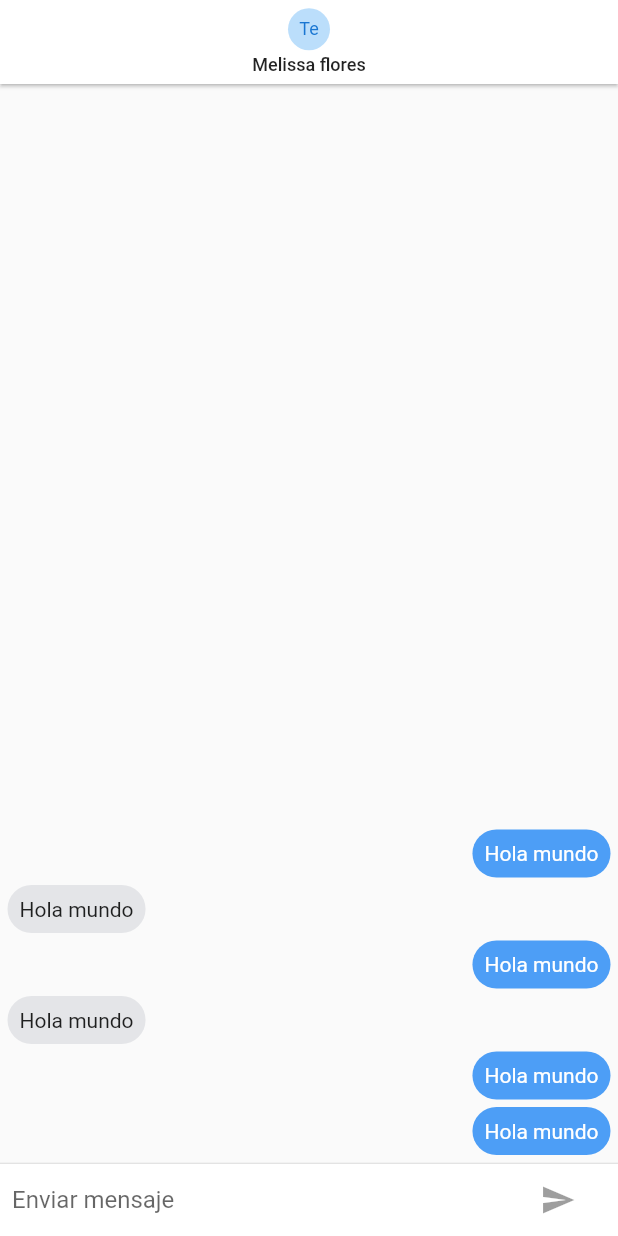
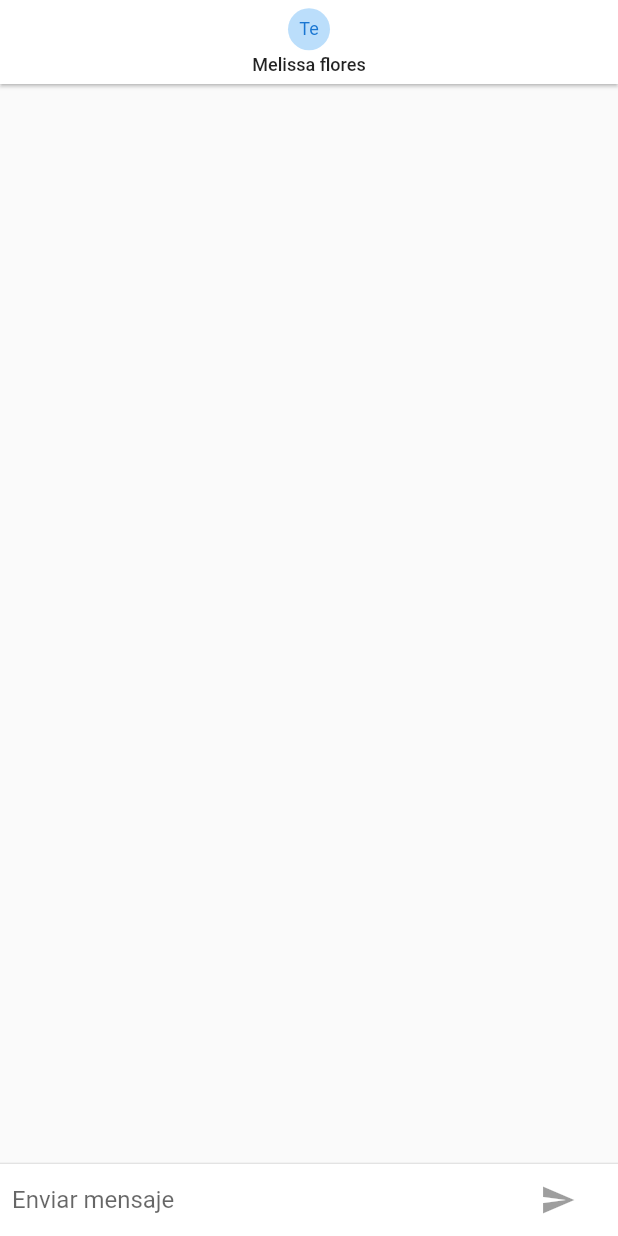
Before and after one commit to michaelrondon27/curso_flutter_avanzado, a Flutter app: the screen it shows after launch, on a phone screen of 412 x 824 dp. Run offline on Flutter 3.47's test engine with Material 2 defaults, Android fonts, the phone set to English and light mode, and no system bars; our stand-ins replace pie_chart, pull_to_refresh, socket_io_client.

Commit message:
67. Animaciones de los mensajes

```diff
--- a/chat/lib/pages/chat_page.dart
+++ b/chat/lib/pages/chat_page.dart
@@ -10,20 +10,13 @@ class ChatPage extends StatefulWidget {
   _ChatPageState createState() => _ChatPageState();
 }
 
-class _ChatPageState extends State<ChatPage> {
+class _ChatPageState extends State<ChatPage> with TickerProviderStateMixin {
   final _focusNode = new FocusNode();
   final _textControler = new TextEditingController();
 
   bool _estaEscribiendo = false;
 
-  List<ChatMessage> _messages = [
-    ChatMessage( text: 'Hola mundo', uid: '123' ),
-    ChatMessage( text: 'Hola mundo', uid: '123' ),
-    ChatMessage( text: 'Hola mundo', uid: '1afaf23' ),
-    ChatMessage( text: 'Hola mundo', uid: '123' ),
-    ChatMessage( text: 'Hola mundo', uid: '12grtgr3' ),
-    ChatMessage( text: 'Hola mundo', uid: '123' ),
-  ];
+  List<ChatMessage> _messages = [];
 
   @override
   Widget build(BuildContext context) {
@@ -132,17 +125,25 @@ class _ChatPageState extends State<ChatPage> {
   }
 
   _handleSubmit( String value ) {
+    if ( value.trim().length == 0 ) return;
+
     _textControler.clear();
 
     _focusNode.requestFocus();
 
     final newMesssage = new ChatMessage(
+      animationController: AnimationController(
+        duration: Duration( milliseconds: 200 ),
+        vsync: this
+      ),
       text: value,
       uid: '123'
     );
 
     _messages.insert(0, newMesssage);
 
+    newMesssage.animationController.forward();
+
     setState(() {
       _estaEscribiendo = false;
     });
```
Also changed, not shown: chat/lib/widgets/chat_message.dart (+15 -4 lines).
